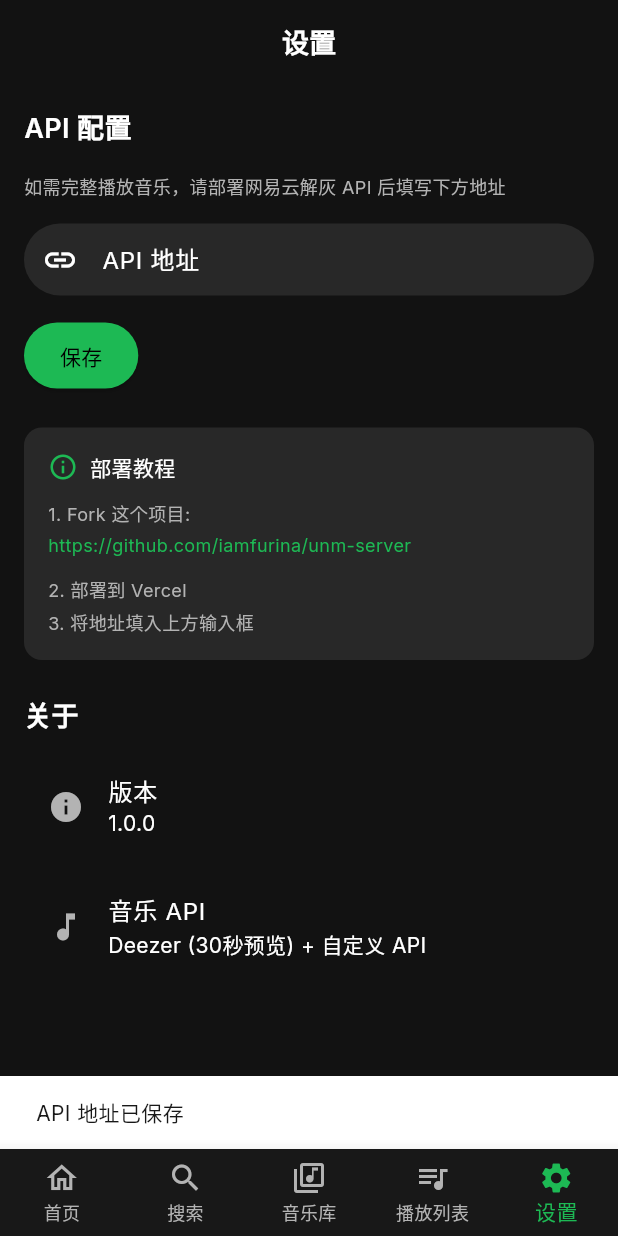
After one commit to puttycode/music-app, a Flutter app: the screen it shows after launch, item 5 of the bottom bar chosen, after a tap on "保存", on a phone screen of 412 x 824 dp. The commit adds this screen. Run offline on Flutter 3.47's test engine with Material 3 defaults, Android fonts, the phone set to English and light mode, and no system bars; our stand-ins replace dio, equatable, flutter_bloc, google_fonts, hive, hive_flutter and 4 more; accounts and stored records are empty; network calls fail; statements that could not run were skipped.

Commit message:
Add: 设置页面，支持配置自定义API地址

```diff
--- a/lib/app.dart
+++ b/lib/app.dart
@@ -4,6 +4,7 @@ import 'package:music_app/features/home/presentation/pages/home_page.dart';
 import 'package:music_app/features/search/presentation/pages/search_page.dart';
 import 'package:music_app/features/library/presentation/pages/library_page.dart';
 import 'package:music_app/features/playlist/presentation/pages/playlist_page.dart';
+import 'package:music_app/features/settings/presentation/pages/settings_page.dart';
 import 'package:music_app/core/theme/colors.dart';
 import 'package:music_app/core/theme/app_theme.dart';
 import 'package:music_app/services/audio_player_service.dart';
@@ -38,6 +39,7 @@ class _MainPageState extends State<MainPage> {
     const SearchPage(),
     const LibraryPage(),
     const PlaylistPage(),
+    const SettingsPage(),
   ];
 
   @override
@@ -82,6 +84,11 @@ class _MainPageState extends State<MainPage> {
                 icon: Icon(Icons.queue_music_outlined),
                 activeIcon: Icon(Icons.queue_music),
                 label: '播放列表',
+              ),
+              BottomNavigationBarItem(
+                icon: Icon(Icons.settings_outlined),
+                activeIcon: Icon(Icons.settings),
+                label: '设置',
               ),
             ],
           ),
--- /dev/null
+++ b/lib/features/settings/presentation/pages/settings_page.dart
@@ -0,0 +1,134 @@
+import 'package:flutter/material.dart';
+import 'package:hive_flutter/hive_flutter.dart';
+import 'package:music_app/core/theme/colors.dart';
+import 'package:music_app/core/theme/text_styles.dart';
+
+class SettingsPage extends StatefulWidget {
+  const SettingsPage({Key? key}) : super(key: key);
+
+  @override
+  State<SettingsPage> createState() => _SettingsPageState();
+}
+
+class _SettingsPageState extends State<SettingsPage> {
+  final _apiController = TextEditingController();
+  late Box _settingsBox;
+
+  @override
+  void initState() {
+    super.initState();
+    _loadSettings();
+  }
+
+  Future<void> _loadSettings() async {
+    _settingsBox = await Hive.openBox('settings');
+    final apiUrl = _settingsBox.get('apiUrl', defaultValue: '');
+    _apiController.text = apiUrl;
+  }
+
+  Future<void> _saveApiUrl() async {
+    await _settingsBox.put('apiUrl', _apiController.text);
+    if (mounted) {
+      ScaffoldMessenger.of(context).showSnackBar(
+        const SnackBar(content: Text('API 地址已保存')),
+      );
+    }
+  }
+
+  @override
+  Widget build(BuildContext context) {
+    return Scaffold(
+      appBar: AppBar(
+        title: const Text('设置'),
+        backgroundColor: AppColors.background,
+      ),
+      body: ListView(
+        padding: const EdgeInsets.all(16),
+        children: [
+          _buildSection(
+            title: 'API 配置',
+            children: [
+              const SizedBox(height: 8),
+              Text(
+                '如需完整播放音乐，请部署网易云解灰 API 后填写下方地址',
+                style: AppTextStyles.bodySmall,
+              ),
+              const SizedBox(height: 16),
+              TextField(
+                controller: _apiController,
+                decoration: const InputDecoration(
+                  labelText: 'API 地址',
+                  hintText: 'https://your-api.vercel.app',
+                  prefixIcon: Icon(Icons.link),
+                ),
+              ),
+              const SizedBox(height: 16),
+              ElevatedButton(
+                onPressed: _saveApiUrl,
+                child: const Text('保存'),
+              ),
+              const SizedBox(height: 24),
+              Container(
+                padding: const EdgeInsets.all(16),
+                decoration: BoxDecoration(
+                  color: AppColors.surfaceVariant,
+                  borderRadius: BorderRadius.circular(12),
+                ),
+                child: Column(
+                  crossAxisAlignment: CrossAxisAlignment.start,
+                  children: [
+                    Row(
+                      children: [
+                        const Icon(Icons.info_outline, color: AppColors.primary, size: 20),
+                        const SizedBox(width: 8),
+                        Text('部署教程', style: AppTextStyles.titleMedium),
+                      ],
+                    ),
+                    const SizedBox(height: 12),
+                    Text('1. Fork 这个项目:', style: AppTextStyles.bodySmall),
+                    const SizedBox(height: 4),
+                    SelectableText(
+                      'https://github.com/iamfurina/unm-server',
+                      style: AppTextStyles.bodySmall.copyWith(color: AppColors.primary),
+                    ),
+                    const SizedBox(height: 12),
+                    Text('2. 部署到 Vercel', style: AppTextStyles.bodySmall),
+                    const SizedBox(height: 4),
+                    Text('3. 将地址填入上方输入框', style: AppTextStyles.bodySmall),
+                  ],
+                ),
+              ),
+            ],
+          ),
+          const SizedBox(height: 24),
+          _buildSection(
+            title: '关于',
+            children: [
+              ListTile(
+                leading: const Icon(Icons.info),
+                title: const Text('版本'),
+                subtitle: const Text('1.0.0'),
+              ),
+              ListTile(
+                leading: const Icon(Icons.music_note),
+                title: const Text('音乐 API'),
+                subtitle: const Text('Deezer (30秒预览) + 自定义 API'),
+              ),
+            ],
+          ),
+        ],
+      ),
+    );
+  }
+
+  Widget _buildSection({required String title, required List<Widget> children}) {
+    return Column(
+      crossAxisAlignment: CrossAxisAlignment.start,
+      children: [
+        Text(title, style: AppTextStyles.headlineMedium),
+        const SizedBox(height: 8),
+        ...children,
+      ],
+    );
+  }
+}
```
